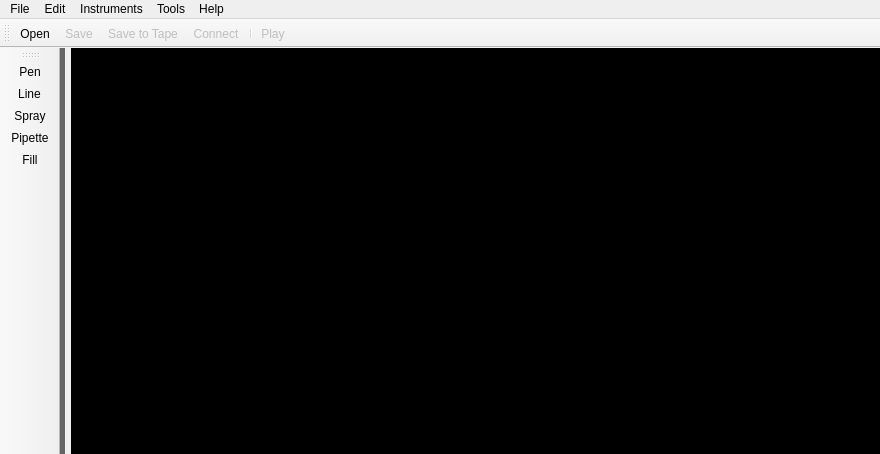
Blinkinlabs/PatternPaint, file PatternPaint/mainwindow.ui: the form before one commit.
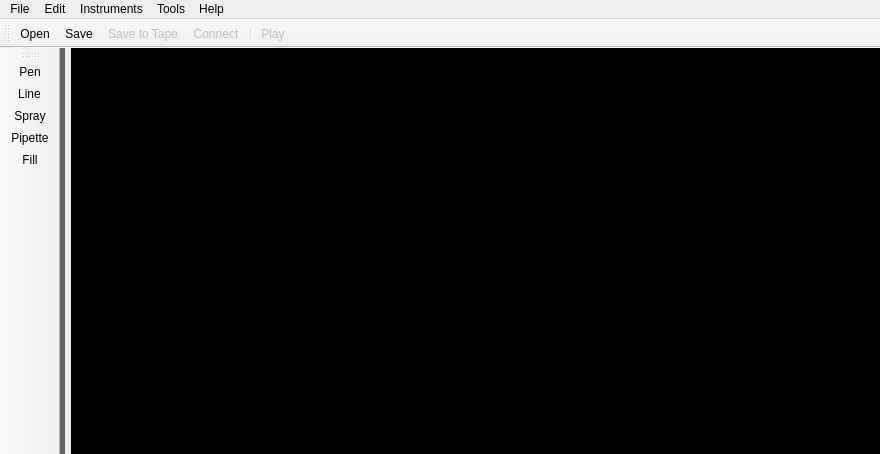
The form after the commit. Icons and pictures are not drawn. Custom widgets are drawn as their Qt base class.

Commit message: #56 change save/saveas behaviour like in Gimp

```diff
--- a/PatternPaint/mainwindow.ui
+++ b/PatternPaint/mainwindow.ui
@@ -322,7 +322,7 @@
   </action>
   <action name="actionSave_File">
    <property name="enabled">
-    <bool>false</bool>
+    <bool>true</bool>
    </property>
    <property name="icon">
     <iconset resource="images.qrc">
```
Left out of the diff: 6 changed lines with no effect on the pictures. The commit also changes 1 other file.
